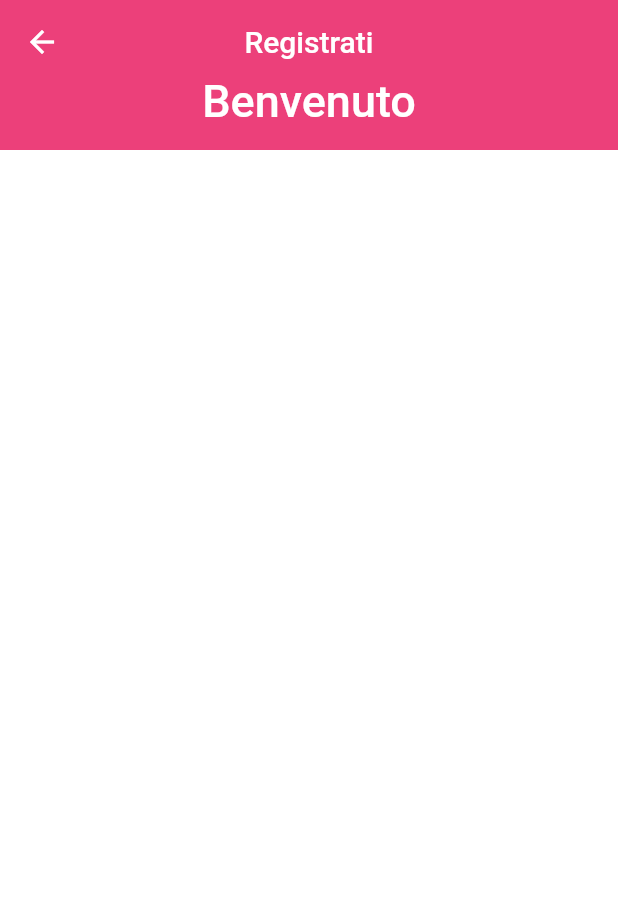
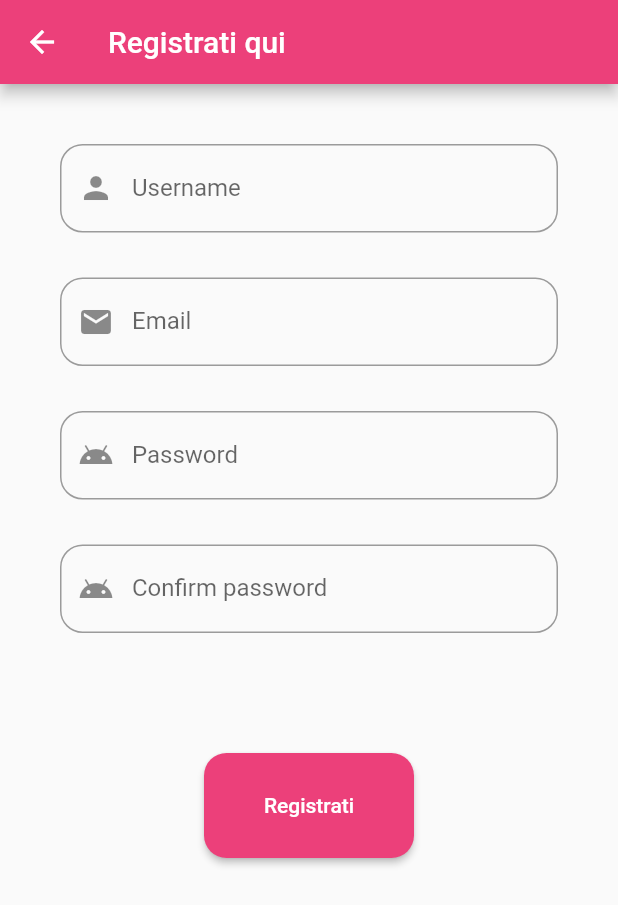
Before and after one commit to edoremo00/authusermobile, a Flutter app: the Registerstatteful screen opened by its route, on a phone screen of 412 x 824 dp. Shown: the top 905 px of the screen. Run offline on Flutter 3.47's test engine with Material 2 defaults, Android fonts, the phone set to English and light mode, and no system bars.

Commit message:
modificato stile pagina registrazione. !PROBLEMA OVERFLOW BOTTONE

```diff
--- a/lib/schermate/Registerstateful.dart
+++ b/lib/schermate/Registerstateful.dart
@@ -1,4 +1,6 @@
 import 'package:flutter/material.dart';
+import 'package:testlogin/schermate/Loginstateful.dart';
+import 'package:testlogin/reusablewidgets/Textfieldregister.dart';
 
 class Registerstatteful extends StatefulWidget {
   const Registerstatteful({Key? key}) : super(key: key);
@@ -10,7 +12,7 @@ class Registerstatteful extends StatefulWidget {
 class _RegisterstattefulState extends State<Registerstatteful> {
   @override
   Widget build(BuildContext context) {
-    return CustomScrollView(
+    /*return CustomScrollView(
       slivers: [
         SliverAppBar(
           floating: false,
@@ -29,10 +31,99 @@ class _RegisterstattefulState extends State<Registerstatteful> {
         ),
         SliverList(
           //da capire perchè dà problemi
-          delegate: SliverChildListDelegate([]),
+          delegate: SliverChildListDelegate([
+            Column(
+              mainAxisAlignment: MainAxisAlignment.center,
+              children: [TextField()],
+            )
+          ]),
         ),
         //),
       ],
+    );*/
+    return Scaffold(
+      appBar: AppBar(
+        title: Text(
+          'Registrati qui',
+          style: TextStyle(fontWeight: FontWeight.w500),
+        ),
+        backgroundColor: Colors.pink[400],
+        leading: IconButton(
+            onPressed: () => {Navigator.pop(context, '/')},
+            icon: Icon(Icons.arrow_back)),
+      ),
+      body: Column(
+        //mainAxisAlignment: MainAxisAlignment.start,
+        children: [
+          SingleChildScrollView(
+            //scrollDirection: Axis.vertical,
+            padding: EdgeInsets.all(40),
+            child: Column(
+              //crossAxisAlignment: CrossAxisAlignment.center,
+              children: [
+                /*Textfieldregister(   CAPIRE COME USARE MIO WIDGET CUSTOM
+                    labeltext: 'pippo',
+                  )*/
+                TextField(
+                  decoration: InputDecoration(
+                      border: OutlineInputBorder(
+                          borderRadius: BorderRadius.all(Radius.circular(15))),
+                      labelText: 'Username',
+                      prefixIcon: Icon(Icons.person)),
+                ),
+                SizedBox(
+                  height: 30,
+                ),
+                TextField(
+                  decoration: InputDecoration(
+                    border: OutlineInputBorder(
+                        borderRadius: BorderRadius.all(Radius.circular(15))),
+                    labelText: 'Email',
+                    prefixIcon: Icon(Icons.email),
+                  ),
+                  keyboardType: TextInputType.emailAddress,
+                ),
+                SizedBox(
+                  height: 30,
+                ),
+                TextField(
+                  decoration: InputDecoration(
+                    border: OutlineInputBorder(
+                        borderRadius: BorderRadius.all(Radius.circular(15))),
+                    labelText: 'Password',
+                    prefixIcon: Icon(Icons.android),
+                  ),
+                  keyboardType: TextInputType.emailAddress,
+                ),
+                SizedBox(
+                  height: 30,
+                ),
+                TextField(
+                  decoration: InputDecoration(
+                    border: OutlineInputBorder(
+                        borderRadius: BorderRadius.all(Radius.circular(15))),
+                    labelText: 'Confirm password',
+                    prefixIcon: Icon(Icons.android),
+                  ),
+                  keyboardType: TextInputType.emailAddress,
+                ),
+                SizedBox(
+                  height: 80,
+                ),
+                ElevatedButton(
+                  onPressed: () => {},
+                  child: Text('Registrati'),
+                  style: ElevatedButton.styleFrom(
+                      fixedSize: Size(140, 70),
+                      primary: Colors.pink[400],
+                      shape: RoundedRectangleBorder(
+                          borderRadius: BorderRadius.all(Radius.circular(15)))),
+                )
+              ],
+            ),
+          )
+        ],
+      ),
     );
   }
 }
```
